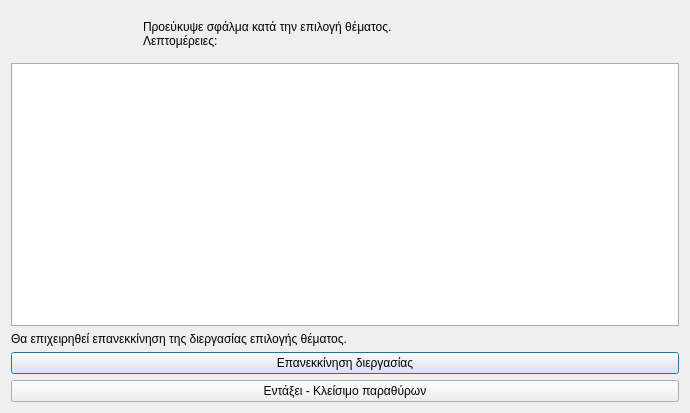
The window that ui/menu-2/choose-theme/error.ui (el07694/papinhio-player) describes before a commit, drawn with Qt 5.
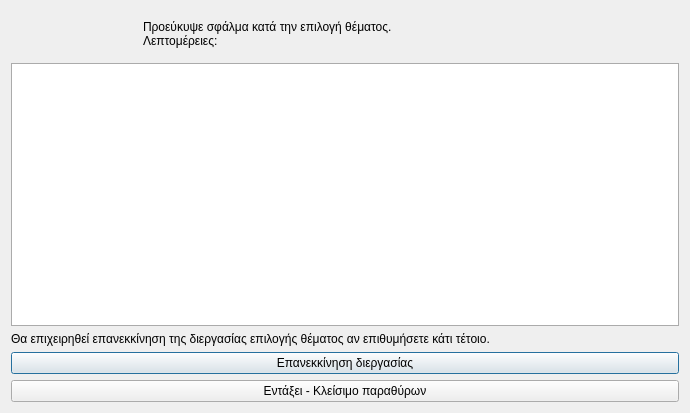
The same window after the commit. Icons and pictures are not drawn.

What changed in the file:
```diff
--- a/ui/menu-2/choose-theme/error.ui
+++ b/ui/menu-2/choose-theme/error.ui
@@ -73,7 +73,7 @@
    <item row="2" column="0">
     <widget class="QLabel" name="label_2">
      <property name="text">
-      <string>Θα επιχειρηθεί επανεκκίνηση της διεργασίας επιλογής θέματος.</string>
+      <string>Θα επιχειρηθεί επανεκκίνηση της διεργασίας επιλογής θέματος αν επιθυμήσετε κάτι τέτοιο.</string>
      </property>
      <property name="alignment">
       <set>Qt::AlignJustify|Qt::AlignVCenter</set>
```
